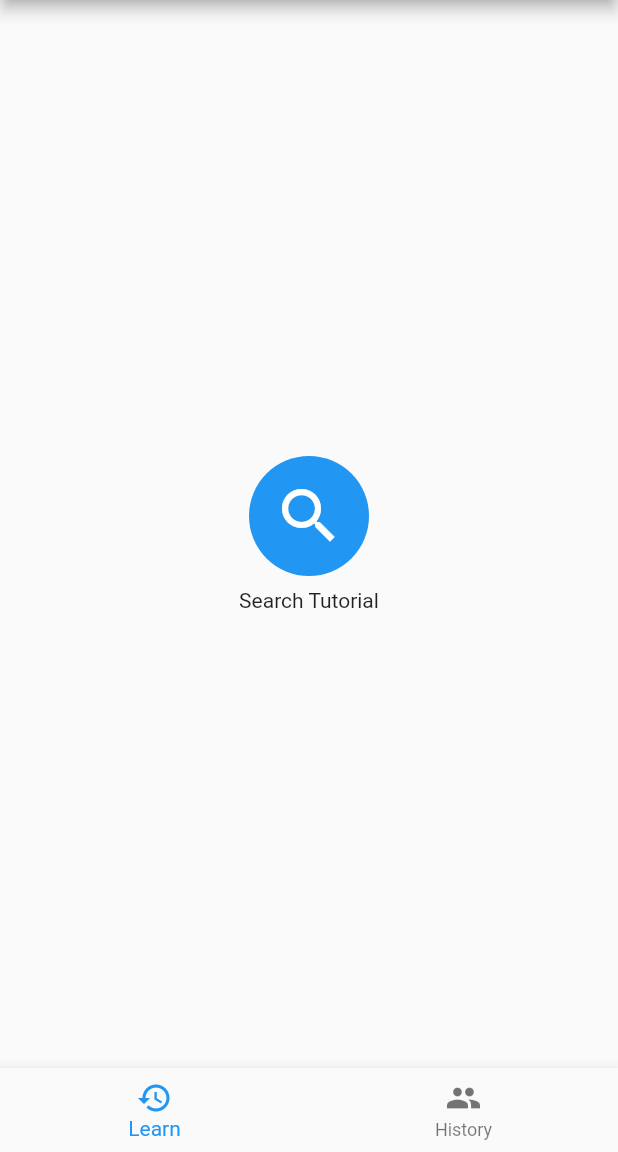
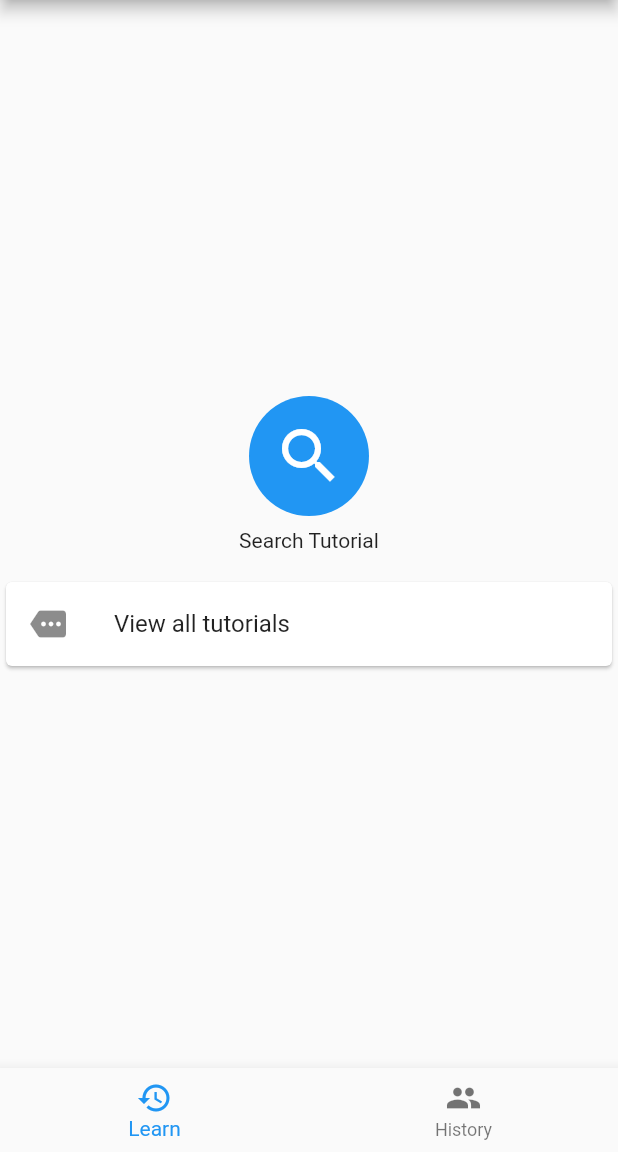
Before and after one commit to anjuiiita/Live_and_Learn, a Flutter app: the screen it shows after launch, on a phone screen of 412 x 824 dp, the part 84-1236 px from its top. Run offline on Flutter 3.47's test engine with Material 2 defaults, Android fonts, the light colour scheme and no system bars; our stand-ins replace flutter_tts, speech_to_text.

Commit message:
add link new tutorials

```diff
--- a/lib/learn/learn.dart
+++ b/lib/learn/learn.dart
@@ -33,6 +33,16 @@ class _LearnSubViewState extends State<LearnSubView> {
               height: 8.0,
             ),
             Text("Search Tutorial"),
+            SizedBox(
+              height: 16.0,
+            ),
+            Card(
+              child: ListTile(
+                leading: Icon(Icons.more),
+                title: Text("View all tutorials"),
+                onTap: () {},
+              ),
+            ),
           ],
         ),
       ),
```
